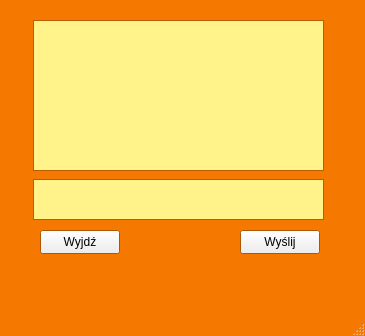
The window that clientGUI/mainwindow.ui (lukasz1303/Gadu-Gadu-SK2) describes before a commit, drawn with Qt 5.
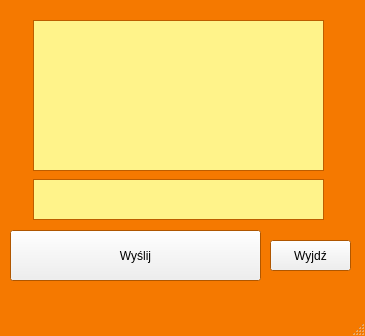
The same window after the commit.

The edit to the form file:
```diff
--- a/clientGUI/mainwindow.ui
+++ b/clientGUI/mainwindow.ui
@@ -128,15 +128,18 @@
    <widget class="QPushButton" name="sendButton">
     <property name="geometry">
      <rect>
-      <x>240</x>
+      <x>10</x>
       <y>230</y>
-      <width>80</width>
-      <height>24</height>
+      <width>251</width>
+      <height>51</height>
      </rect>
     </property>
     <property name="text">
      <string>Wyślij</string>
     </property>
+    <property name="default">
+     <bool>false</bool>
+    </property>
    </widget>
    <widget class="QTextEdit" name="textEdit">
     <property name="geometry">
@@ -188,10 +191,10 @@
    <widget class="QPushButton" name="closeButton">
     <property name="geometry">
      <rect>
-      <x>40</x>
-      <y>230</y>
-      <width>80</width>
-      <height>24</height>
+      <x>270</x>
+      <y>240</y>
+      <width>81</width>
+      <height>31</height>
      </rect>
     </property>
     <property name="text">
```
Left out of the diff: 2 changed lines with no effect on the pictures.
